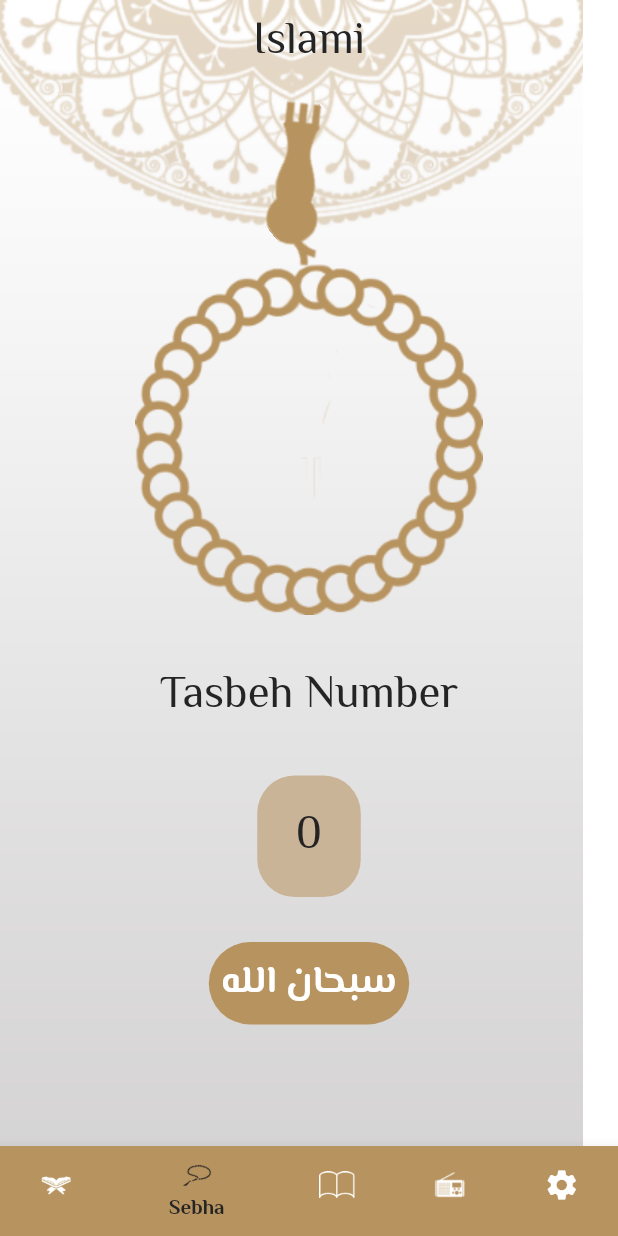
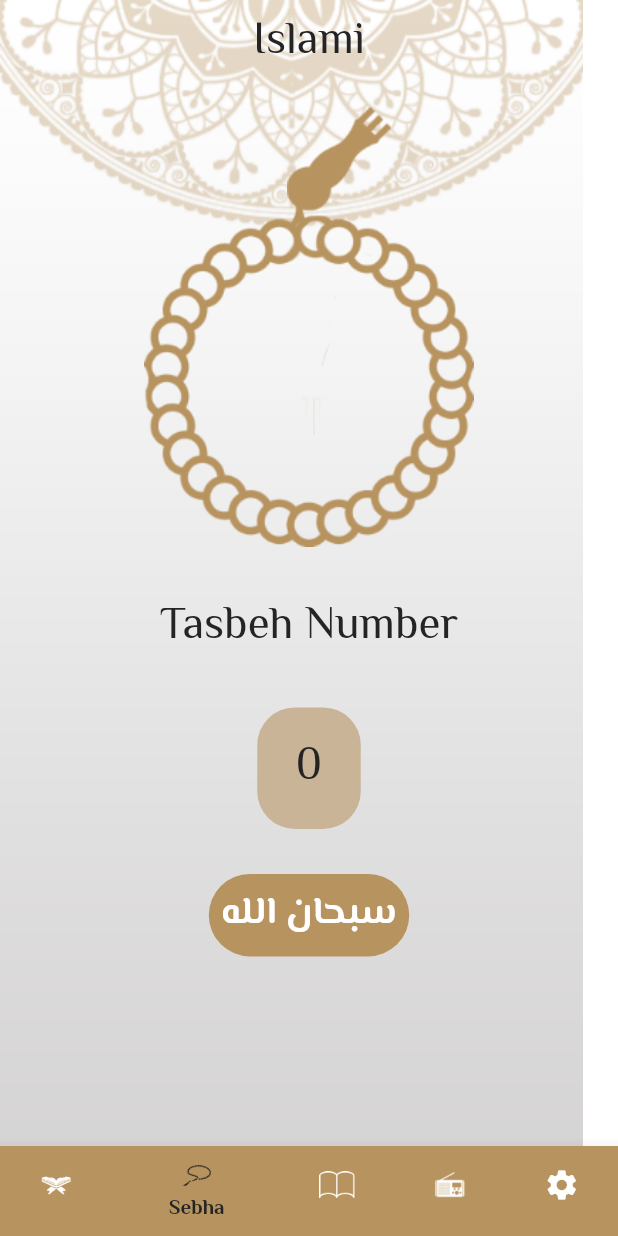
Before and after one commit to ahmed00331/islami, a Flutter app: the screen it shows after launch, item 2 of the bottom bar chosen, on a phone screen of 412 x 824 dp. Run offline on Flutter 3.47's test engine with Material 2 defaults, Android fonts, the phone set to English and light mode, and no system bars; our stand-ins replace google_fonts; generated files the repository leaves out were written again.

```diff
--- a/lib/home.dart
+++ b/lib/home.dart
@@ -95,7 +95,7 @@ class _HomeScreenState extends State<HomeScreen> {
     QuranTap(),
     const SebhaTap(),
     const HadethTap(),
-    const RadioTap(),
+    RadioTap(),
     const SettingTap(),
   ];
 }
--- a/lib/myThemeData.dart
+++ b/lib/myThemeData.dart
@@ -9,18 +9,6 @@ class MyThemeData {
   static Color yellowColor = const Color(0xffFACC1D);
 
   static ThemeData lightTheme = ThemeData(
-    colorScheme: ColorScheme(
-        brightness: Brightness.light,
-        primary: primaryColor,
-        onPrimary: Colors.white,
-        secondary: blackColor,
-        onSecondary: Colors.white,
-        error: Colors.red,
-        onError: Colors.white,
-        background: primaryColor,
-        onBackground: Colors.white,
-        surface: primaryColor,
-        onSurface: Colors.white),
     bottomNavigationBarTheme: BottomNavigationBarThemeData(
       backgroundColor: primaryColor,
       selectedItemColor: blackColor,
--- a/lib/taps/sebhaTap.dart
+++ b/lib/taps/sebhaTap.dart
@@ -11,53 +11,61 @@ class SebhaTap extends StatefulWidget {
   State<SebhaTap> createState() => _SebhaTapState();
 }
 
+class _SebhaTapState extends State<SebhaTap> {
   var turns = 0.0;
+  List<String> tsbeh = [
+    "سبحان الله",
+    "الحمدلله",
+    "الله اكبر",
+    "لا حول ولا قوة الا بالله",
+    "لا إله إلا الله"
+  ];
 
-class _SebhaTapState extends State<SebhaTap> {
   @override
   Widget build(BuildContext context) {
+    var mediaQuery = MediaQuery.of(context).size;
     var pro = Provider.of<MyProvider>(context);
     return Center(
       child: Padding(
         padding: const EdgeInsets.all(15.0),
         child: Column(
           children: [
-            Transform.rotate(
-              angle: 5.6,
-              child: Container(
-                height: 105,
-                width: 79,
-                decoration: BoxDecoration(
-                  image: DecorationImage(
-                    fit: BoxFit.fitWidth,
-                    alignment: Alignment.topLeft,
-                    image: AssetImage(
+            Stack(
+              alignment: Alignment.topCenter,
+              children: [
+                Container(
+                  margin: const EdgeInsets.only(left: 40),
+                  child: Image.asset(
                     pro.modeApp == ThemeMode.light
-                          ? "assets/images/head_sebha_logo.png"
-                          : "assets/images/head_sebha_dark.png",
+                        ? 'assets/images/head_sebha_logo.png'
+                        : 'assets/images/head_sebha_dark.png',
+                    width: mediaQuery.width / 5.64,
+                    height: mediaQuery.height / 8.285,
                   ),
                 ),
-                ),
-              ),
-            ),
-            AnimatedRotation(
+                Container(
+                  margin: const EdgeInsets.only(top: 72),
+                  child: AnimatedRotation(
+                    duration: Duration(seconds: 1),
                     turns: turns,
-              duration: const Duration(seconds: 1),
-              child: InkWell(
+                    child: GestureDetector(
                       onTap: () {
                         sebha();
                         setState(() {
                           turns += 1 / 33;
                         });
                       },
-                highlightColor: Colors.transparent,
-                splashColor: Colors.transparent,
                       child: Image.asset(
                         pro.modeApp == ThemeMode.light
-                      ? "assets/images/body_sebha_logo.png"
-                      : "assets/images/body_sebha_dark.png",
+                            ? 'assets/images/body_sebha_logo.png'
+                            : 'assets/images/body_sebha_dark.png',
+                        width: mediaQuery.width / 1.776,
+                        height: mediaQuery.height / 3.718,
                       ),
                     ),
+                  ),
+                ),
+              ],
             ),
             const SizedBox(
               height: 30,
@@ -124,32 +132,17 @@ class _SebhaTapState extends State<SebhaTap> {
   int counter = 0;
   int index = 0;
 
-  List<String> tsbeh = [
-    "سبحان الله",
-    "الحمدلله",
-    "الله اكبر",
-    "لا حول ولا قوة الا بالله",
-    "لا إله إلا الله"
-  ];
-
   void sebha() {
     setState(() {
+      if (counter == 32) {
+        counter = 0;
+        if (index == tsbeh.length - 1) {
+          index = 0;
+        } else {
+          index++;
+        }
+      } else {
         counter++;
-      if (index == 0 && counter == 33) {
-        index = 1;
-        counter = 0;
-      } else if (index == 1 && counter == 33) {
-        index = 2;
-        counter = 0;
-      } else if (index == 2 && counter == 33) {
-        index = 3;
-        counter = 0;
-      } else if (index == 3 && counter == 33) {
-        index = 4;
-        counter = 0;
-      } else if (index == 4 && counter == 33) {
-        index = 0;
-        counter = 0;
       }
     });
   }
--- a/pubspec.yaml
+++ b/pubspec.yaml
@@ -38,6 +38,8 @@ dependencies:
   cupertino_icons: ^1.0.2
   google_fonts: ^5.1.0
   provider: ^6.0.5
+  http: ^1.1.0
+  audioplayers: ^5.2.0
 
 
 dev_dependencies:
```
Also changed, not shown: lib/api/api_manager.dart (added, +15 -0 lines), lib/api/radioModel.dart (added, +64 -0 lines), lib/taps/radioTap.dart (+32 -34 lines), lib/taps/radio_widget.dart (added, +68 -0 lines), pubspec.lock. Lines whose indentation alone changed are shown as unchanged.
